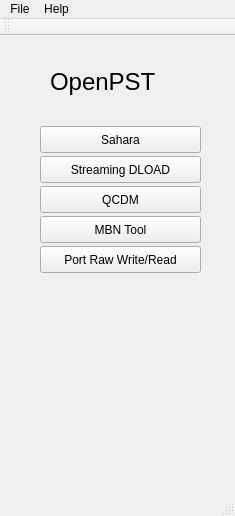
The window that resources/ui/main_window.ui (ghassani/openpst) describes before a commit, drawn with Qt 5.
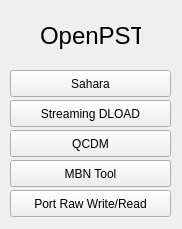
The same window after the commit.

What changed in the file:
```diff
--- a/resources/ui/main_window.ui
+++ b/resources/ui/main_window.ui
@@ -6,8 +6,8 @@
    <rect>
     <x>0</x>
     <y>0</y>
-    <width>235</width>
-    <height>516</height>
+    <width>182</width>
+    <height>229</height>
    </rect>
   </property>
   <property name="windowTitle">
@@ -17,9 +17,9 @@
    <widget class="QLabel" name="programNameText">
     <property name="geometry">
      <rect>
-      <x>50</x>
-      <y>30</y>
-      <width>141</width>
+      <x>40</x>
+      <y>20</y>
+      <width>101</width>
       <height>31</height>
      </rect>
     </property>
@@ -35,8 +35,8 @@
    <widget class="QPushButton" name="startSaharaButton">
     <property name="geometry">
      <rect>
-      <x>40</x>
-      <y>90</y>
+      <x>10</x>
+      <y>70</y>
       <width>161</width>
       <height>27</height>
      </rect>
@@ -48,8 +48,8 @@
    <widget class="QPushButton" name="startStreamingDloadButton">
     <property name="geometry">
      <rect>
-      <x>40</x>
-      <y>120</y>
+      <x>10</x>
+      <y>100</y>
       <width>161</width>
       <height>27</height>
      </rect>
@@ -61,8 +61,8 @@
    <widget class="QPushButton" name="startPortRawWriteReadButton">
     <property name="geometry">
      <rect>
-      <x>40</x>
-      <y>210</y>
+      <x>10</x>
+      <y>190</y>
       <width>161</width>
       <height>27</height>
      </rect>
@@ -74,8 +74,8 @@
    <widget class="QPushButton" name="startMbnToolButton">
     <property name="geometry">
      <rect>
-      <x>40</x>
-      <y>180</y>
+      <x>10</x>
+      <y>160</y>
       <width>161</width>
       <height>27</height>
      </rect>
@@ -87,8 +87,8 @@
    <widget class="QPushButton" name="startQcdmButton">
     <property name="geometry">
      <rect>
-      <x>40</x>
-      <y>150</y>
+      <x>10</x>
+      <y>130</y>
       <width>161</width>
       <height>27</height>
      </rect>
@@ -98,37 +98,6 @@
     </property>
    </widget>
   </widget>
-  <widget class="QMenuBar" name="menuBar">
-   <property name="geometry">
-    <rect>
-     <x>0</x>
-     <y>0</y>
-     <width>235</width>
-     <height>26</height>
-    </rect>
-   </property>
-   <widget class="QMenu" name="menuQC_Tools">
-    <property name="title">
-     <string>File</string>
-    </property>
-   </widget>
-   <widget class="QMenu" name="menuHelp">
-    <property name="title">
-     <string>Help</string>
-    </property>
-   </widget>
-   <addaction name="menuQC_Tools"/>
-   <addaction name="menuHelp"/>
-  </widget>
-  <widget class="QToolBar" name="mainToolBar">
-   <attribute name="toolBarArea">
-    <enum>TopToolBarArea</enum>
-   </attribute>
-   <attribute name="toolBarBreak">
-    <bool>false</bool>
-   </attribute>
-  </widget>
-  <widget class="QStatusBar" name="statusBar"/>
   <action name="actionTest">
    <property name="text">
     <string>test</string>
```
